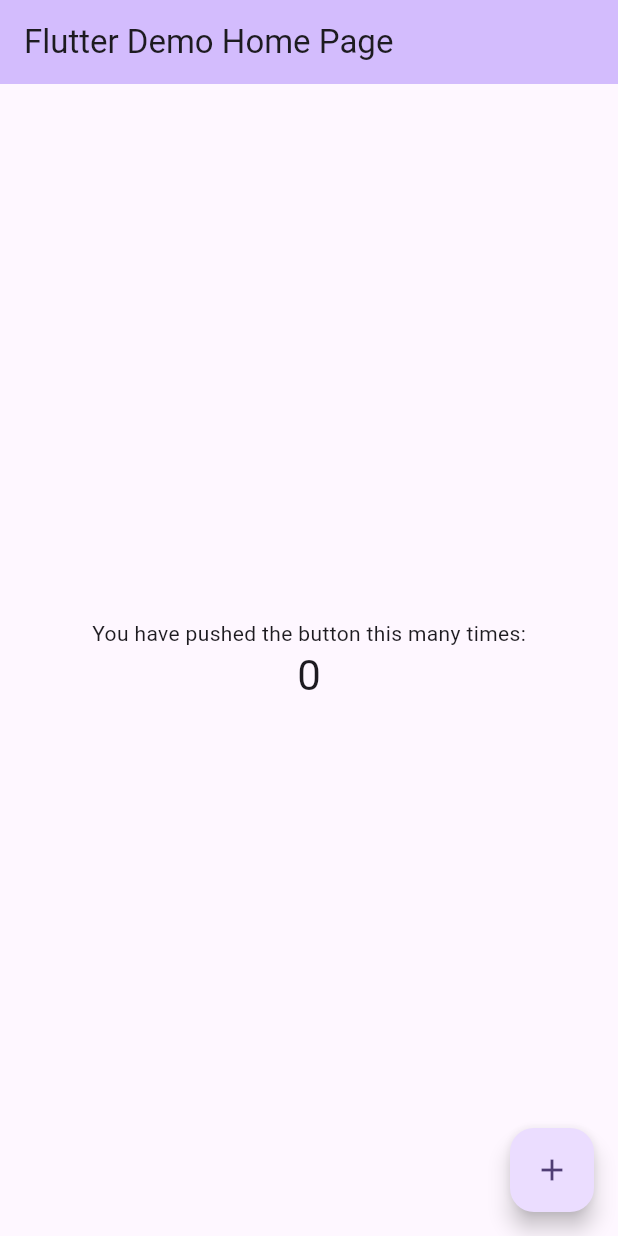
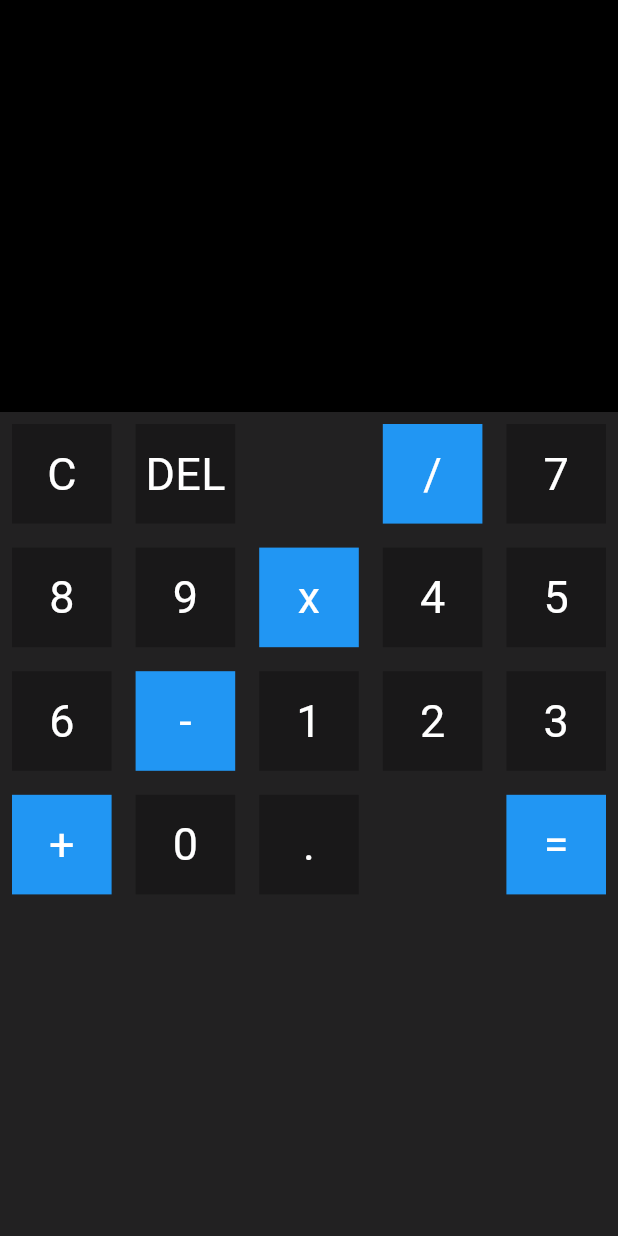
Before and after one commit to kiennguyenGH/4800calculator, a Flutter app: the screen it shows after launch, on a phone screen of 412 x 824 dp. Run offline on Flutter 3.47's test engine with Material 3 defaults, Android fonts, the phone set to English and light mode, and no system bars.

Commit message:
Frontend Interface

```diff
--- /dev/null
+++ b/lib/button.dart
@@ -0,0 +1,34 @@
+import 'package:flutter/material.dart';
+
+class Button extends StatelessWidget {
+  // const Button({super.key});
+
+  final Color color;
+  final Color fontColor;
+  final String text;
+  final double height;
+  final double width;
+
+  Button({required this.color, required this.fontColor, required this.text, required this.height, required this.width});
+
+  @override
+  Widget build(BuildContext context) {
+    return Padding(
+      padding: const EdgeInsets.all(8.0),
+      child: SizedBox(
+        width: width,
+        height: height,
+        child: Container(
+          color: color,
+          child: Center(
+            child: Text(
+              text,
+              style: TextStyle(color: fontColor, fontSize: 30),
+
+            ),
+          ),
+        )
+      ),
+    );
+  }
+}
--- a/lib/main.dart
+++ b/lib/main.dart
@@ -1,3 +1,4 @@
+import 'package:calculator_4800/button.dart';
 import 'package:flutter/material.dart';
 
 void main() {
@@ -55,71 +56,72 @@
 }
 
 class _MyHomePageState extends State<MyHomePage> {
-  int _counter = 0;
 
-  void _incrementCounter() {
-    setState(() {
-      // This call to setState tells the Flutter framework that something has
-      // changed in this State, which causes it to rerun the build method below
-      // so that the display can reflect the updated values. If we changed
-      // _counter without calling setState(), then the build method would not be
-      // called again, and so nothing would appear to happen.
-      _counter++;
-    });
-  }
+
+  final List<String> buttonList =
+      [
+        'C', 'DEL', '', '/',
+        '7', '8', '9', 'x',
+        '4', '5', '6', '-',
+        '1', '2', '3', '+',
+        '0', '.', '', '=',
+      ];
 
   @override
   Widget build(BuildContext context) {
-    // This method is rerun every time setState is called, for instance as done
-    // by the _incrementCounter method above.
-    //
-    // The Flutter framework has been optimized to make rerunning build methods
-    // fast, so that you can just rebuild anything that needs updating rather
-    // than having to individually change instances of widgets.
+
     return Scaffold(
-      appBar: AppBar(
-        // TRY THIS: Try changing the color here to a specific color (to
-        // Colors.amber, perhaps?) and trigger a hot reload to see the AppBar
-        // change color while the other colors stay the same.
-        backgroundColor: Theme.of(context).colorScheme.inversePrimary,
-        // Here we take the value from the MyHomePage object that was created by
-        // the App.build method, and use it to set our appbar title.
-        title: Text(widget.title),
-      ),
-      body: Center(
-        // Center is a layout widget. It takes a single child and positions it
-        // in the middle of the parent.
-        child: Column(
-          // Column is also a layout widget. It takes a list of children and
-          // arranges them vertically. By default, it sizes itself to fit its
-          // children horizontally, and tries to be as tall as its parent.
-          //
-          // Column has various properties to control how it sizes itself and
-          // how it positions its children. Here we use mainAxisAlignment to
-          // center the children vertically; the main axis here is the vertical
-          // axis because Columns are vertical (the cross axis would be
-          // horizontal).
-          //
-          // TRY THIS: Invoke "debug painting" (choose the "Toggle Debug Paint"
-          // action in the IDE, or press "p" in the console), to see the
-          // wireframe for each widget.
-          mainAxisAlignment: MainAxisAlignment.center,
-          children: <Widget>[
-            const Text(
-              'You have pushed the button this many times:',
+      body: Column(
+          children: [
+            Expanded(
+              flex: 25,
+              child: Container(
+                color: Colors.black,
+              )
             ),
-            Text(
-              '$_counter',
-              style: Theme.of(context).textTheme.headlineMedium,
-            ),
+            Expanded(
+              flex: 50,
+              child: Container(
+                color: Colors.black87,
+                child: GridView.builder(
+                  itemCount: buttonList.length,
+                  gridDelegate: SliverGridDelegateWithMaxCrossAxisExtent(maxCrossAxisExtent: 100),
+                  itemBuilder: (BuildContext context, int index){
+                    if (index == 2 || index == 18){
+                      return Button(
+                          text: buttonList[index],
+                          color: Colors.transparent,
+                          fontColor: Colors.white,
+                          height: 50,
+                          width: 50,
+                      );
+                    }
+                    else {
+                      return Button(
+                        text: buttonList[index],
+                        color: isOperator(buttonList[index]) ? Colors.blue : Colors.black26,
+                        fontColor: Colors.white,
+                        height: 50,
+                        width: 50,
+                      );
+                    }
+                  },
+                )
+              )
+            )
           ],
-        ),
-      ),
-      floatingActionButton: FloatingActionButton(
-        onPressed: _incrementCounter,
-        tooltip: 'Increment',
-        child: const Icon(Icons.add),
-      ), // This trailing comma makes auto-formatting nicer for build methods.
+      )
     );
+
+
+  }
+
+  bool isOperator(String input)
+  {
+    if (input == '/' || input == 'x' || input == '+' || input == '-' || input == '=')
+    {
+      return true;
+    }
+    return false;
   }
 }
```
